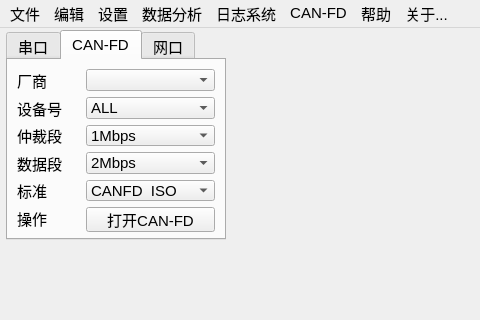
First picture: the form in src/ui_widgets/main_window/ui/mainwindow.ui, repository xiaopengyouGU/LTM_Monitor, before the edit; both pictures show x 0 to 480 and y 0 to 320 of the 1120 by 870 pixel window.
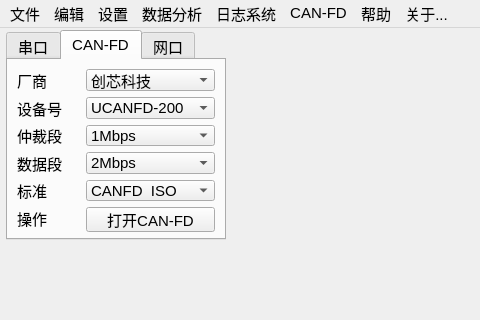
Second picture: the form after the edit. The open tabs and pages were chosen to show the change. Icons and pictures are not drawn.

What changed in the file:
```diff
--- a/src/ui_widgets/main_window/ui/mainwindow.ui
+++ b/src/ui_widgets/main_window/ui/mainwindow.ui
@@ -590,6 +590,16 @@
             <verstretch>0</verstretch>
            </sizepolicy>
           </property>
+          <item>
+           <property name="text">
+            <string>创芯科技</string>
+           </property>
+          </item>
+          <item>
+           <property name="text">
+            <string>智嵌物联</string>
+           </property>
+          </item>
          </widget>
         </item>
         <item row="5" column="0">
@@ -740,7 +750,7 @@
           </property>
           <item>
            <property name="text">
-            <string>ALL</string>
+            <string>UCANFD-200</string>
            </property>
           </item>
           <item>
```
Left out of the diff: 12 changed lines with no effect on the pictures.
